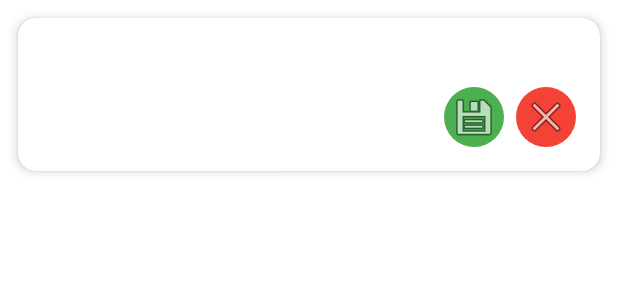
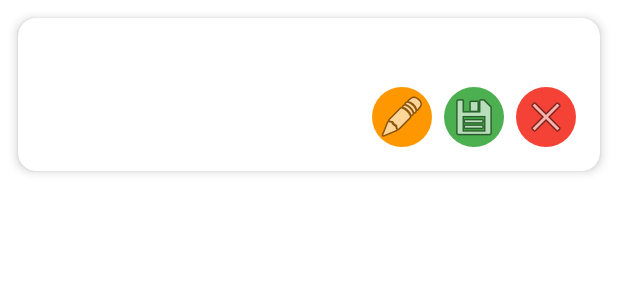
Before and after one commit to jeongwoo-right/climbfit, an Android app: the layout item_climb.xml on its own in the app's theme, with its tools: preview values and no code run, on a phone screen of 412 x 824 dp. Shown: the top 300 px of the screen. Run offline under Robolectric (Android 15) with nearby library versions, the phone set to English and light mode, and no system bars.

Commit message:
feat(schedule): add edit feature for workout plans

```diff
--- /dev/null
+++ b/android_project/app/src/main/res/drawable/button_round_orange.xml
@@ -0,0 +1,3 @@
+<shape xmlns:android="http://schemas.android.com/apk/res/android" android:shape="oval">
+    <solid android:color="#FF9800"/> <!-- 주황색 -->
+</shape>
--- a/android_project/app/src/main/res/layout/item_climb.xml
+++ b/android_project/app/src/main/res/layout/item_climb.xml
@@ -40,6 +40,17 @@
             app:layout_constraintEnd_toStartOf="@+id/btnDelete"
             android:layout_marginEnd="8dp"/>
 
+        <ImageButton
+            android:id="@+id/btnEdit"
+            android:layout_width="40dp"
+            android:layout_height="40dp"
+            android:src="@android:drawable/ic_menu_edit"
+            android:background="@drawable/button_round_orange"
+            android:contentDescription="Edit"
+            app:layout_constraintBottom_toBottomOf="parent"
+            app:layout_constraintEnd_toStartOf="@+id/btnComplete"
+            android:layout_marginEnd="8dp"/>
+
         <!-- Delete (X 아이콘 버튼) -->
         <ImageButton
             android:id="@+id/btnDelete"
```
Also changed, not shown: android_project/app/src/main/java/com/scsa/myproject/ClimbingPlan.java (+15 -0 lines), android_project/app/src/main/java/com/scsa/myproject/PlanAdapter.java (+94 -13 lines), android_project/app/src/main/res/drawable/ic_edit.xml (added, +9 -0 lines).
